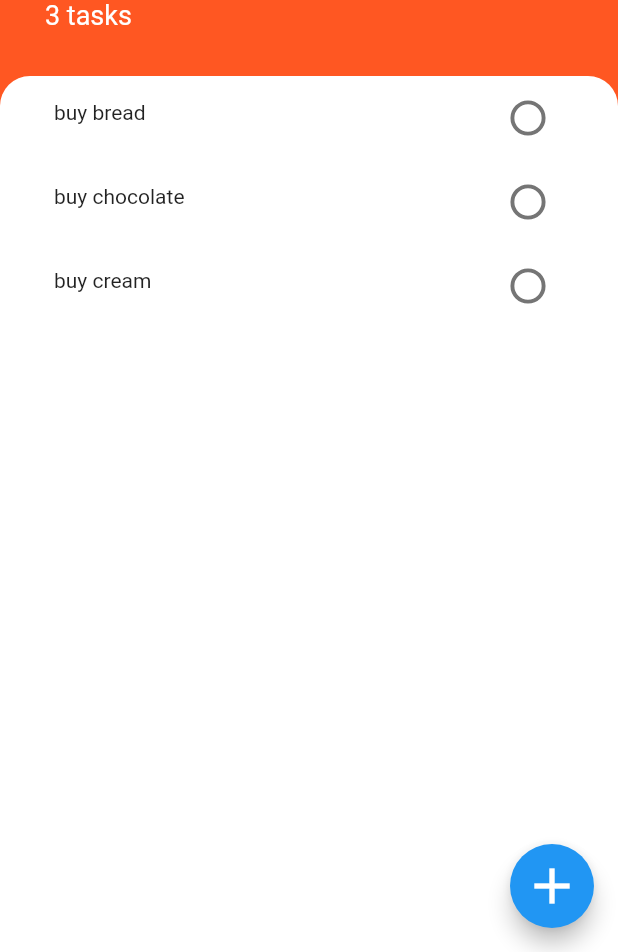
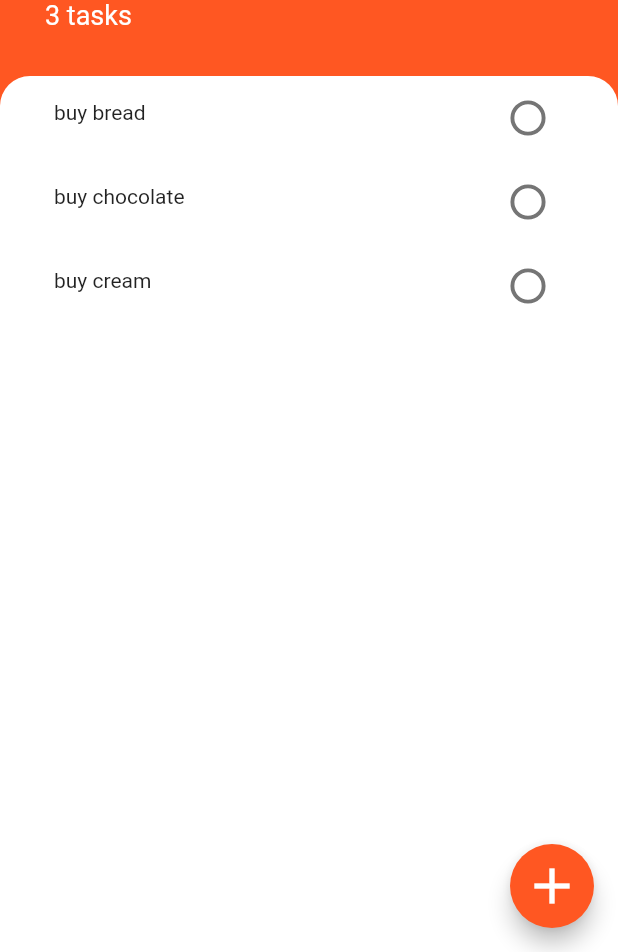
Before and after one commit to abhishek5239/Flutter_Todoey_app, a Flutter app: the screen it shows after launch, on a phone screen of 412 x 824 dp, the part 284-1236 px from its top. Run offline on Flutter 3.47's test engine with Material 2 defaults, Android fonts, the phone set to English and light mode, and no system bars.

Commit message:
changed color to ornage

```diff
--- a/lib/screens/tasks_screen.dart
+++ b/lib/screens/tasks_screen.dart
@@ -41,7 +41,7 @@ class TasksScreen extends StatelessWidget {
                     }),
                   )));
         },
-        backgroundColor: Colors.blue,
+        backgroundColor: Colors.deepOrange,
         child: Icon(
           Icons.add,
           size: 40,
```
